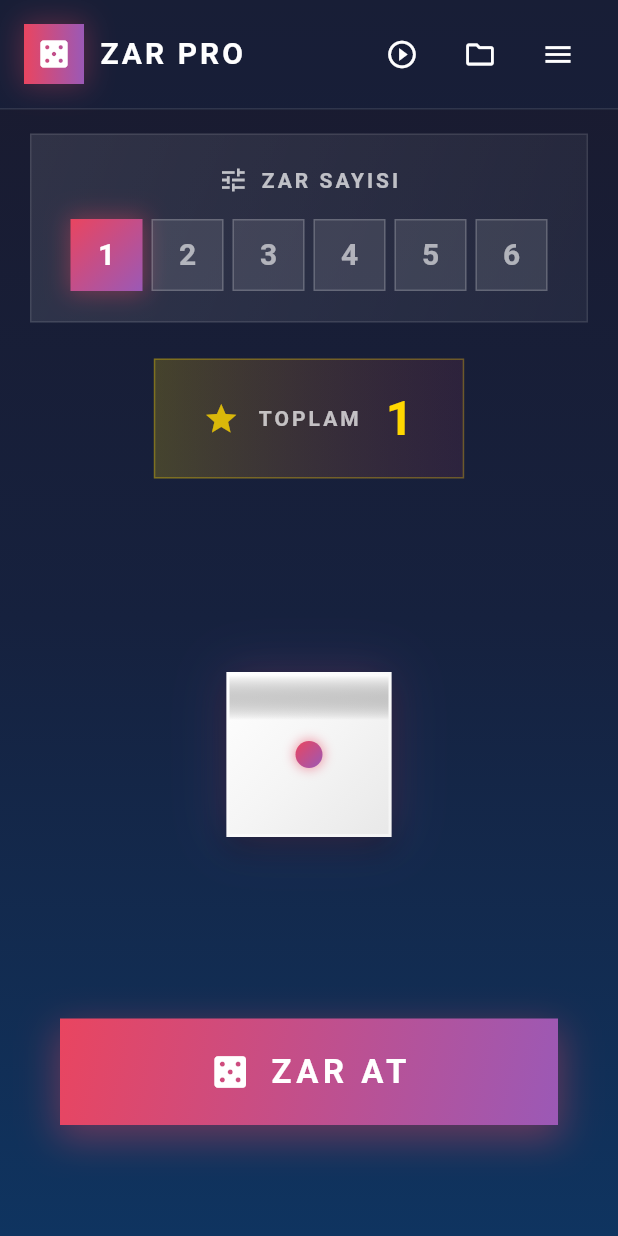
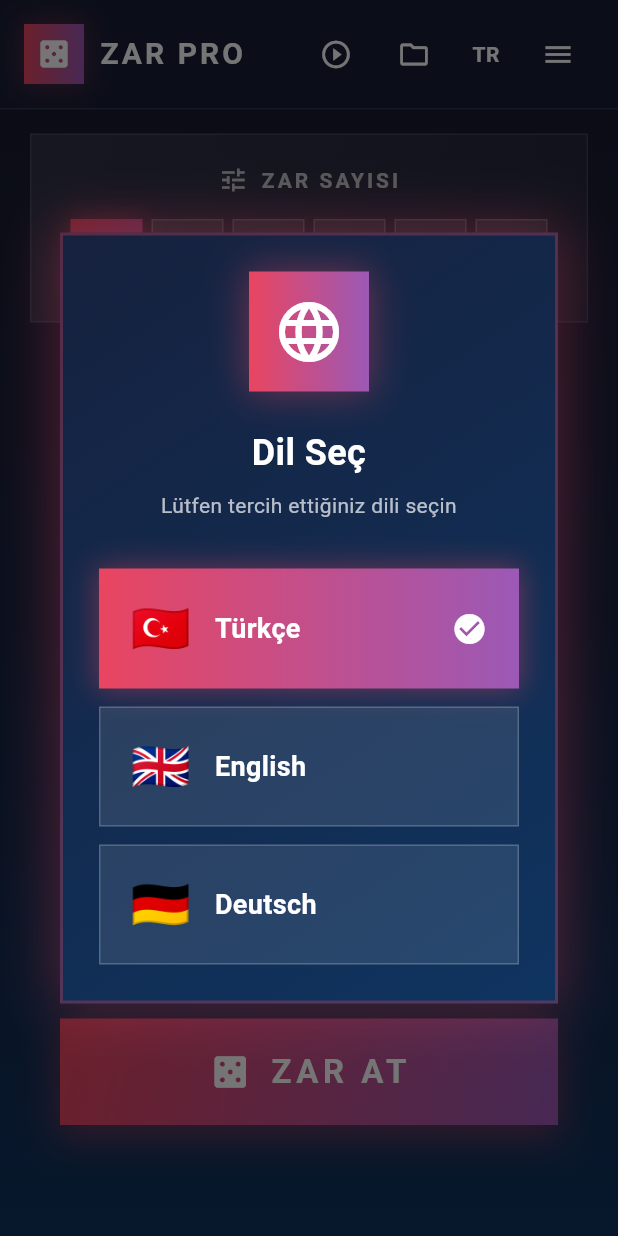
Before and after one commit to bulutsoft-dev/Zar, a Flutter app: the screen it shows after launch, on a phone screen of 412 x 824 dp. Run offline on Flutter 3.47's test engine with Material 3 defaults, Android fonts, the phone set to English and light mode, and no system bars; our stand-ins replace google_mobile_ads, shared_preferences; generated files the repository leaves out were written again; network calls fail.

Commit message:
Add German language and first-launch language selector
- Add German (Deutsch) as 3rd language with complete translations
- Create LanguageSelectionDialog for elegant language selection
- Show language selector on first app launch (one-time)
- Add language selector button (TR/EN/DE) to app bar
- Update LanguageProvider to support 3 languages and track first launch
- Add language selection in Settings screen with 3 language buttons
- Update l10n.yaml and main.dart to support German locale

Co-authored-by: Furk4nBulut <93736726+Furk4nBulut@users.noreply.github.com>

```diff
--- a/lib/l10n/app_en.arb
+++ b/lib/l10n/app_en.arb
@@ -117,5 +117,8 @@
   "newGameButton": "New Game",
   "historyButton": "History",
   "savedGamesButton": "Saved Games",
-  "menuButton": "Menu"
+  "menuButton": "Menu",
+  "german": "Deutsch",
+  "selectLanguage": "Select Language",
+  "selectLanguageDesc": "Please select your preferred language"
 }
--- a/lib/l10n/app_tr.arb
+++ b/lib/l10n/app_tr.arb
@@ -619,5 +619,20 @@
   "menuButton": "Menü",
   "@menuButton": {
     "description": "Menu button tooltip"
+  },
+
+  "german": "Deutsch",
+  "@german": {
+    "description": "German language"
+  },
+
+  "selectLanguage": "Dil Seç",
+  "@selectLanguage": {
+    "description": "Select language title"
+  },
+
+  "selectLanguageDesc": "Lütfen tercih ettiğiniz dili seçin",
+  "@selectLanguageDesc": {
+    "description": "Select language description"
   }
 }
--- a/lib/main.dart
+++ b/lib/main.dart
@@ -52,6 +52,7 @@ class ZarApp extends StatelessWidget {
             supportedLocales: const [
               Locale('tr', ''), // Turkish
               Locale('en', ''), // English
+              Locale('de', ''), // German
             ],
             home: const SplashScreen(),
           );
--- a/lib/widgets/custom_app_bar.dart
+++ b/lib/widgets/custom_app_bar.dart
@@ -3,11 +3,13 @@ import 'package:flutter/services.dart';
 import 'package:provider/provider.dart';
 import '../providers/theme_provider.dart';
 import '../providers/session_provider.dart';
+import '../providers/language_provider.dart';
 import '../services/ad_service.dart';
 import '../utils/app_colors.dart';
 import '../screens/saved_sessions_screen.dart';
 import '../screens/settings_screen.dart';
 import '../widgets/app_dialog.dart';
+import '../widgets/language_selection_dialog.dart';
 import 'package:zar/l10n/app_localizations.dart';
 
 /// Custom app bar widget with navigation and theme controls
@@ -129,6 +131,9 @@ class CustomAppBar extends StatelessWidget {
                 tooltip: l10n.savedGamesButton,
               ),
               const SizedBox(width: 4),
+              // Language selector button
+              _buildLanguageButton(context, isDark),
+              const SizedBox(width: 4),
               // Menu button (replaced theme toggle and bulutsoft branding)
               _buildIconButton(
                 icon: Icons.menu,
@@ -172,6 +177,38 @@ class CustomAppBar extends StatelessWidget {
       ),
     );
   }
+
+  Widget _buildLanguageButton(BuildContext context, bool isDark) {
+    final languageProvider = Provider.of<LanguageProvider>(context);
+
+    return GestureDetector(
+      onTap: () {
+        HapticFeedback.selectionClick();
+        showDialog(
+          context: context,
+          builder: (context) => const LanguageSelectionDialog(isFirstLaunch: false),
+        );
+      },
+      child: Container(
+        constraints: const BoxConstraints(
+          minWidth: 40,
+          minHeight: 40,
+        ),
+        padding: const EdgeInsets.symmetric(horizontal: 8),
+        child: Center(
+          child: Text(
+            languageProvider.locale.languageCode.toUpperCase(),
+            style: TextStyle(
+              fontSize: 14,
+              fontWeight: FontWeight.bold,
+              color: isDark ? Colors.white : AppColors.textDark,
+            ),
+          ),
+        ),
+      ),
+    );
+  }
+
 
   void _showEndSessionDialog(BuildContext context) {
     final l10n = AppLocalizations.of(context)!;
--- /dev/null
+++ b/lib/widgets/language_selection_dialog.dart
@@ -0,0 +1,233 @@
+import 'package:flutter/material.dart';
+import 'package:flutter/services.dart';
+import 'package:provider/provider.dart';
+import '../providers/language_provider.dart';
+import '../utils/app_colors.dart';
+import 'package:zar/l10n/app_localizations.dart';
+
+/// Dialog for selecting app language on first launch or from menu
+class LanguageSelectionDialog extends StatelessWidget {
+  final bool isFirstLaunch;
+
+  const LanguageSelectionDialog({
+    super.key,
+    this.isFirstLaunch = false,
+  });
+
+  @override
+  Widget build(BuildContext context) {
+    final languageProvider = Provider.of<LanguageProvider>(context);
+    final isDark = Theme.of(context).brightness == Brightness.dark;
+
+    // For first launch, use Turkish translations as default before selection
+    final l10n = AppLocalizations.of(context);
+
+    return WillPopScope(
+      onWillPop: () async => !isFirstLaunch, // Prevent dismissal on first launch
+      child: Dialog(
+        backgroundColor: Colors.transparent,
+        child: Container(
+          constraints: const BoxConstraints(maxWidth: 400),
+          decoration: BoxDecoration(
+            gradient: LinearGradient(
+              begin: Alignment.topLeft,
+              end: Alignment.bottomRight,
+              colors: isDark
+                  ? [
+                      AppColors.secondaryDark,
+                      AppColors.accentDark,
+                    ]
+                  : [
+                      AppColors.secondaryLight,
+                      AppColors.accentLight,
+                    ],
+            ),
+            border: Border.all(
+              color: AppColors.highlightColor.withOpacity(0.3),
+              width: 2,
+            ),
+            boxShadow: [
+              BoxShadow(
+                color: AppColors.highlightColor.withOpacity(0.3),
+                blurRadius: 30,
+                spreadRadius: 5,
+              ),
+            ],
+          ),
+          child: Padding(
+            padding: const EdgeInsets.all(24.0),
+            child: Column(
+              mainAxisSize: MainAxisSize.min,
+              children: [
+                // Icon
+                Container(
+                  padding: const EdgeInsets.all(16),
+                  decoration: BoxDecoration(
+                    gradient: const LinearGradient(
+                      colors: [AppColors.highlightColor, AppColors.neonPurple],
+                    ),
+                    borderRadius: BorderRadius.circular(0),
+                    boxShadow: [
+                      BoxShadow(
+                        color: AppColors.highlightColor.withOpacity(0.4),
+                        blurRadius: 20,
+                        spreadRadius: 2,
+                      ),
+                    ],
+                  ),
+                  child: const Icon(
+                    Icons.language,
+                    size: 48,
+                    color: Colors.white,
+                  ),
+                ),
+                const SizedBox(height: 24),
+
+                // Title
+                Text(
+                  l10n?.selectLanguage ?? 'Dil Seç / Select Language / Sprache wählen',
+                  style: TextStyle(
+                    fontSize: 24,
+                    fontWeight: FontWeight.bold,
+                    color: isDark ? Colors.white : AppColors.textDark,
+                  ),
+                  textAlign: TextAlign.center,
+                ),
+                const SizedBox(height: 8),
+
+                // Description
+                Text(
+                  l10n?.selectLanguageDesc ?? 'Lütfen tercih ettiğiniz dili seçin',
+                  style: TextStyle(
+                    fontSize: 14,
+                    color: isDark
+                        ? Colors.white.withOpacity(0.7)
+                        : AppColors.textDark.withOpacity(0.7),
+                  ),
+                  textAlign: TextAlign.center,
+                ),
+                const SizedBox(height: 32),
+
+                // Language options
+                _buildLanguageOption(
+                  context: context,
+                  languageProvider: languageProvider,
+                  languageCode: 'tr',
+                  languageName: 'Türkçe',
+                  flag: '🇹🇷',
+                  isDark: isDark,
+                ),
+                const SizedBox(height: 12),
+                _buildLanguageOption(
+                  context: context,
+                  languageProvider: languageProvider,
+                  languageCode: 'en',
+                  languageName: 'English',
+                  flag: '🇬🇧',
+                  isDark: isDark,
+                ),
+                const SizedBox(height: 12),
+                _buildLanguageOption(
+                  context: context,
+                  languageProvider: languageProvider,
+                  languageCode: 'de',
+                  languageName: 'Deutsch',
+                  flag: '🇩🇪',
+                  isDark: isDark,
+                ),
+              ],
+            ),
+          ),
+        ),
+      ),
+    );
+  }
+
+  Widget _buildLanguageOption({
+    required BuildContext context,
+    required LanguageProvider languageProvider,
+    required String languageCode,
+    required String languageName,
+    required String flag,
+    required bool isDark,
+  }) {
+    final isSelected = languageProvider.locale.languageCode == languageCode;
+
+    return GestureDetector(
+      onTap: () async {
+        HapticFeedback.selectionClick();
+        await languageProvider.setLanguage(languageCode);
+
+        if (isFirstLaunch) {
+          await languageProvider.completeFirstLaunch();
+        }
+
+        if (context.mounted) {
+          Navigator.of(context).pop();
+        }
+      },
+      child: Container(
+        width: double.infinity,
+        padding: const EdgeInsets.symmetric(horizontal: 20, vertical: 16),
+        decoration: BoxDecoration(
+          gradient: isSelected
+              ? const LinearGradient(
+                  colors: [AppColors.highlightColor, AppColors.neonPurple],
+                )
+              : null,
+          color: isSelected
+              ? null
+              : isDark
+                  ? Colors.white.withOpacity(0.1)
+                  : Colors.black.withOpacity(0.05),
+          border: Border.all(
+            color: isSelected
+                ? Colors.transparent
+                : isDark
+                    ? Colors.white.withOpacity(0.2)
+                    : Colors.black.withOpacity(0.2),
+            width: 1,
+          ),
+          boxShadow: isSelected
+              ? [
+                  BoxShadow(
+                    color: AppColors.highlightColor.withOpacity(0.4),
+                    blurRadius: 15,
+                    spreadRadius: 2,
+                  ),
+                ]
+              : null,
+        ),
+        child: Row(
+          children: [
+            Text(
+              flag,
+              style: const TextStyle(fontSize: 32),
+            ),
+            const SizedBox(width: 16),
+            Expanded(
+              child: Text(
+                languageName,
+                style: TextStyle(
+                  fontSize: 18,
+                  fontWeight: FontWeight.w600,
+                  color: isSelected
+                      ? Colors.white
+                      : isDark
+                          ? Colors.white
+                          : AppColors.textDark,
+                ),
+              ),
+            ),
+            if (isSelected)
+              const Icon(
+                Icons.check_circle,
+                color: Colors.white,
+                size: 24,
+              ),
+          ],
+        ),
+      ),
+    );
+  }
+}
```
Also changed, not shown: lib/l10n/app_de.arb (added, +124 -0 lines), lib/providers/language_provider.dart (+45 -2 lines), lib/screens/home_screen.dart (+18 -0 lines), lib/screens/settings_screen.dart (+9 -0 lines).
